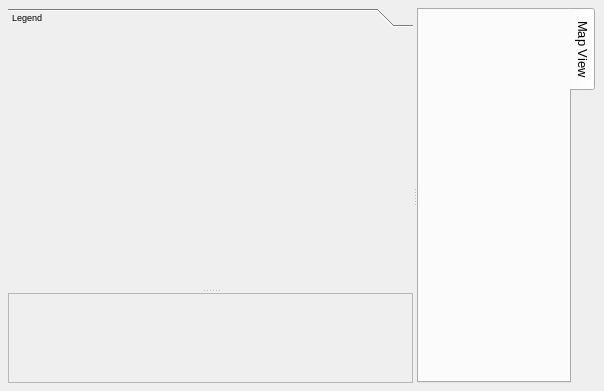
Old version of the form branches/raster_transparency_branch/src/ui/qgisappbase.ui in the repository stopa85/Quantum-GIS.
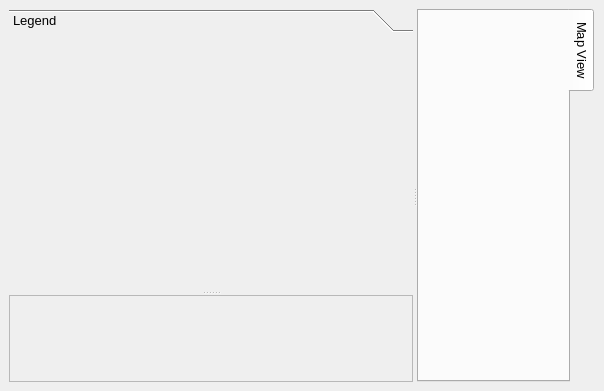
New version of the form.

The edit to the form file:
```diff
--- a/branches/raster_transparency_branch/src/ui/qgisappbase.ui
+++ b/branches/raster_transparency_branch/src/ui/qgisappbase.ui
@@ -16,9 +16,17 @@
    <string>MainWindow</string>
   </property>
   <widget class="QWidget" name="centralWidget" >
+   <property name="sizePolicy" >
+    <sizepolicy>
+     <hsizetype>7</hsizetype>
+     <vsizetype>7</vsizetype>
+     <horstretch>0</horstretch>
+     <verstretch>0</verstretch>
+    </sizepolicy>
+   </property>
    <layout class="QGridLayout" >
     <property name="margin" >
-     <number>8</number>
+     <number>9</number>
     </property>
     <property name="spacing" >
      <number>6</number>
@@ -48,8 +56,8 @@
       <widget class="QSplitter" name="legendOverviewSplit" >
        <property name="sizePolicy" >
         <sizepolicy>
-         <hsizetype>7</hsizetype>
-         <vsizetype>7</vsizetype>
+         <hsizetype>0</hsizetype>
+         <vsizetype>0</vsizetype>
          <horstretch>0</horstretch>
          <verstretch>0</verstretch>
         </sizepolicy>
@@ -66,8 +74,8 @@
        <widget class="QToolBox" name="toolBox" >
         <property name="font" >
          <font>
-          <family>Arial</family>
-          <pointsize>7</pointsize>
+          <family>Lucida Grande</family>
+          <pointsize>10</pointsize>
           <weight>50</weight>
           <italic>false</italic>
           <bold>false</bold>
@@ -89,8 +97,8 @@
           <rect>
            <x>0</x>
            <y>0</y>
-           <width>363</width>
-           <height>243</height>
+           <width>386</width>
+           <height>244</height>
           </rect>
          </property>
          <attribute name="label" >
```
Left out of the diff: 4 changed lines with no effect on the pictures.
